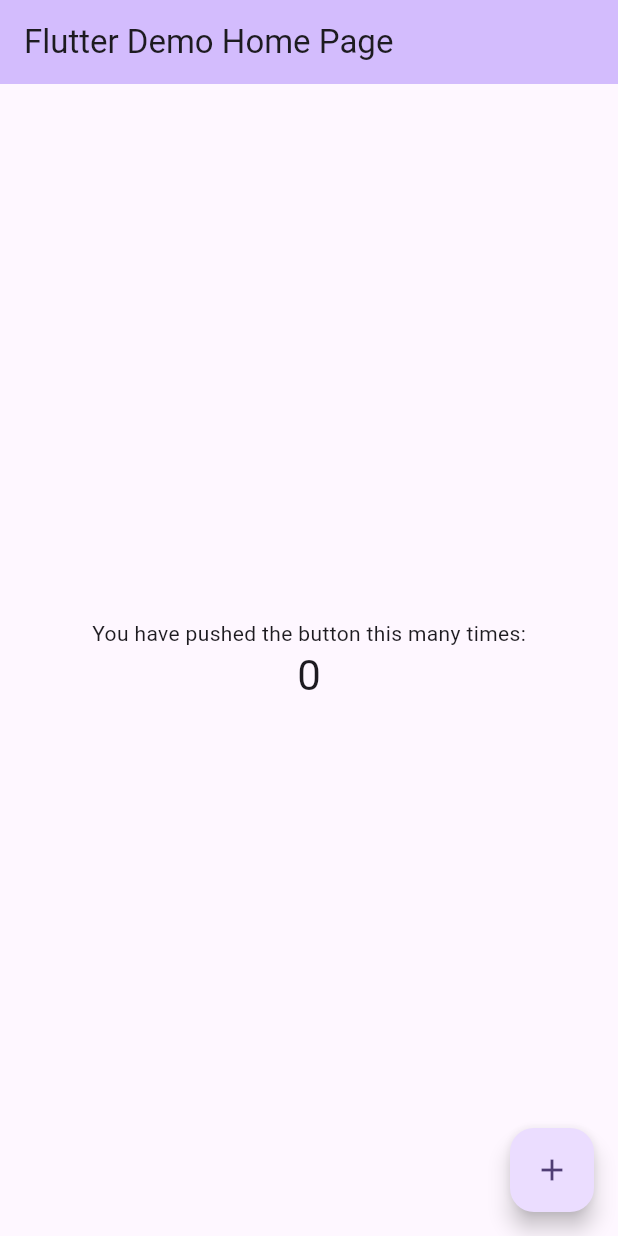
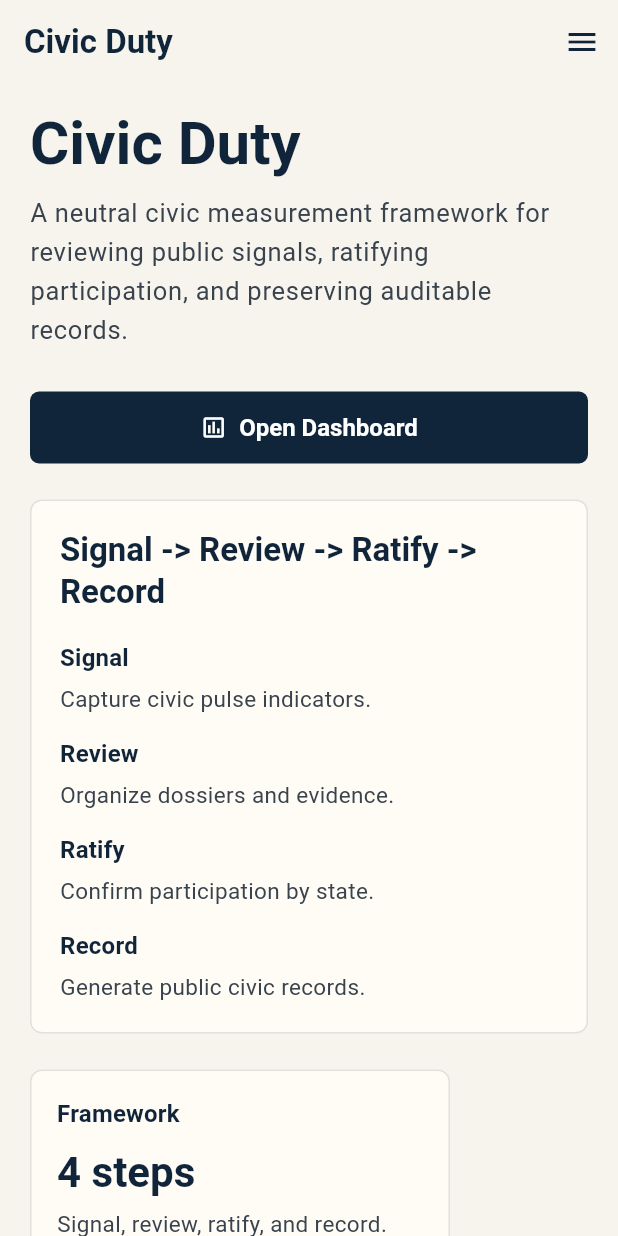
Before and after one commit to ambercodes/civic-duty, a Flutter app: the screen it shows after launch, on a phone screen of 412 x 824 dp. Run offline on Flutter 3.47's test engine with Material 3 defaults, Android fonts, the phone set to English and light mode, and no system bars; Roboto replaces fonts that are missing (Georgia).

Commit message:
Add initial README and project overview updated and removed stock flutter files - - phase 1

```diff
--- /dev/null
+++ b/lib/app.dart
@@ -0,0 +1,19 @@
+import 'package:flutter/material.dart';
+
+import 'routes/app_routes.dart';
+import 'theme/app_theme.dart';
+
+class CivicDutyApp extends StatelessWidget {
+  const CivicDutyApp({super.key});
+
+  @override
+  Widget build(BuildContext context) {
+    return MaterialApp(
+      title: 'Civic Duty',
+      debugShowCheckedModeBanner: false,
+      theme: AppTheme.light,
+      initialRoute: AppRoutes.landing,
+      routes: AppRoutes.routes,
+    );
+  }
+}
--- a/lib/main.dart
+++ b/lib/main.dart
@@ -1,122 +1,7 @@
 import 'package:flutter/material.dart';
 
+import 'app.dart';
+
 void main() {
-  runApp(const MyApp());
+  runApp(const CivicDutyApp());
 }
-
-class MyApp extends StatelessWidget {
-  const MyApp({super.key});
-
-  // This widget is the root of your application.
-  @override
-  Widget build(BuildContext context) {
-    return MaterialApp(
-      title: 'Flutter Demo',
-      theme: ThemeData(
-        // This is the theme of your application.
-        //
-        // TRY THIS: Try running your application with "flutter run". You'll see
-        // the application has a purple toolbar. Then, without quitting the app,
-        // try changing the seedColor in the colorScheme below to Colors.green
-        // and then invoke "hot reload" (save your changes or press the "hot
-        // reload" button in a Flutter-supported IDE, or press "r" if you used
-        // the command line to start the app).
-        //
-        // Notice that the counter didn't reset back to zero; the application
-        // state is not lost during the reload. To reset the state, use hot
-        // restart instead.
-        //
-        // This works for code too, not just values: Most code changes can be
-        // tested with just a hot reload.
-        colorScheme: .fromSeed(seedColor: Colors.deepPurple),
-      ),
-      home: const MyHomePage(title: 'Flutter Demo Home Page'),
-    );
-  }
-}
-
-class MyHomePage extends StatefulWidget {
-  const MyHomePage({super.key, required this.title});
-
-  // This widget is the home page of your application. It is stateful, meaning
-  // that it has a State object (defined below) that contains fields that affect
-  // how it looks.
-
-  // This class is the configuration for the state. It holds the values (in this
-  // case the title) provided by the parent (in this case the App widget) and
-  // used by the build method of the State. Fields in a Widget subclass are
-  // always marked "final".
-
-  final String title;
-
-  @override
-  State<MyHomePage> createState() => _MyHomePageState();
-}
-
-class _MyHomePageState extends State<MyHomePage> {
-  int _counter = 0;
-
-  void _incrementCounter() {
-    setState(() {
-      // This call to setState tells the Flutter framework that something has
-      // changed in this State, which causes it to rerun the build method below
-      // so that the display can reflect the updated values. If we changed
-      // _counter without calling setState(), then the build method would not be
-      // called again, and so nothing would appear to happen.
-      _counter++;
-    });
-  }
-
-  @override
-  Widget build(BuildContext context) {
-    // This method is rerun every time setState is called, for instance as done
-    // by the _incrementCounter method above.
-    //
-    // The Flutter framework has been optimized to make rerunning build methods
-    // fast, so that you can just rebuild anything that needs updating rather
-    // than having to individually change instances of widgets.
-    return Scaffold(
-      appBar: AppBar(
-        // TRY THIS: Try changing the color here to a specific color (to
-        // Colors.amber, perhaps?) and trigger a hot reload to see the AppBar
-        // change color while the other colors stay the same.
-        backgroundColor: Theme.of(context).colorScheme.inversePrimary,
-        // Here we take the value from the MyHomePage object that was created by
-        // the App.build method, and use it to set our appbar title.
-        title: Text(widget.title),
-      ),
-      body: Center(
-        // Center is a layout widget. It takes a single child and positions it
-        // in the middle of the parent.
-        child: Column(
-          // Column is also a layout widget. It takes a list of children and
-          // arranges them vertically. By default, it sizes itself to fit its
-          // children horizontally, and tries to be as tall as its parent.
-          //
-          // Column has various properties to control how it sizes itself and
-          // how it positions its children. Here we use mainAxisAlignment to
-          // center the children vertically; the main axis here is the vertical
-          // axis because Columns are vertical (the cross axis would be
-          // horizontal).
-          //
-          // TRY THIS: Invoke "debug painting" (choose the "Toggle Debug Paint"
-          // action in the IDE, or press "p" in the console), to see the
-          // wireframe for each widget.
-          mainAxisAlignment: .center,
-          children: [
-            const Text('You have pushed the button this many times:'),
-            Text(
-              '$_counter',
-              style: Theme.of(context).textTheme.headlineMedium,
-            ),
-          ],
-        ),
-      ),
-      floatingActionButton: FloatingActionButton(
-        onPressed: _incrementCounter,
-        tooltip: 'Increment',
-        child: const Icon(Icons.add),
-      ),
-    );
-  }
-}
--- /dev/null
+++ b/lib/routes/app_routes.dart
@@ -0,0 +1,27 @@
+import 'package:flutter/material.dart';
+
+import '../screens/dashboard_screen.dart';
+import '../screens/dossier_screen.dart';
+import '../screens/landing_screen.dart';
+import '../screens/ratification_screen.dart';
+import '../screens/record_screen.dart';
+
+class AppRoutes {
+  const AppRoutes._();
+
+  static const landing = '/';
+  static const dashboard = '/dashboard';
+  static const dossier = '/dossier';
+  static const ratify = '/ratify';
+  static const record = '/record';
+
+  static Map<String, WidgetBuilder> get routes {
+    return {
+      landing: (_) => const LandingScreen(),
+      dashboard: (_) => const DashboardScreen(),
+      dossier: (_) => const DossierScreen(),
+      ratify: (_) => const RatificationScreen(),
+      record: (_) => const RecordScreen(),
+    };
+  }
+}
--- /dev/null
+++ b/lib/screens/dashboard_screen.dart
@@ -0,0 +1,48 @@
+import 'package:flutter/material.dart';
+
+import '../routes/app_routes.dart';
+import '../widgets/civic_layout.dart';
+import '../widgets/metric_card.dart';
+import '../widgets/primary_button.dart';
+
+class DashboardScreen extends StatelessWidget {
+  const DashboardScreen({super.key});
+
+  @override
+  Widget build(BuildContext context) {
+    return CivicLayout(
+      title: 'Dashboard',
+      subtitle:
+          'A placeholder civic pulse view for future state-level metrics.',
+      child: Column(
+        crossAxisAlignment: CrossAxisAlignment.stretch,
+        children: [
+          const Wrap(
+            spacing: 12,
+            runSpacing: 12,
+            children: [
+              SizedBox(
+                width: 260,
+                child: MetricCard(label: 'Signals', value: 'Pending'),
+              ),
+              SizedBox(
+                width: 260,
+                child: MetricCard(label: 'States', value: 'Pending'),
+              ),
+              SizedBox(
+                width: 260,
+                child: MetricCard(label: 'Records', value: 'Pending'),
+              ),
+            ],
+          ),
+          const SizedBox(height: 24),
+          PrimaryButton(
+            label: 'Review Dossier',
+            icon: Icons.description_outlined,
+            onPressed: () => Navigator.of(context).pushNamed(AppRoutes.dossier),
+          ),
+        ],
+      ),
+    );
+  }
+}
--- /dev/null
+++ b/lib/screens/dossier_screen.dart
@@ -0,0 +1,36 @@
+import 'package:flutter/material.dart';
+
+import '../routes/app_routes.dart';
+import '../widgets/civic_layout.dart';
+import '../widgets/primary_button.dart';
+
+class DossierScreen extends StatelessWidget {
+  const DossierScreen({super.key});
+
+  @override
+  Widget build(BuildContext context) {
+    final textTheme = Theme.of(context).textTheme;
+
+    return CivicLayout(
+      title: 'Dossier',
+      subtitle:
+          'A structured placeholder for evidence, methodology, and review notes.',
+      child: CivicPanel(
+        children: [
+          Text('Evidence Index', style: textTheme.titleLarge),
+          const SizedBox(height: 10),
+          Text(
+            'Future dossiers will organize source material, participation rules, and review status without coupling the UI to a backend provider.',
+            style: textTheme.bodyMedium,
+          ),
+          const SizedBox(height: 20),
+          PrimaryButton(
+            label: 'Continue to Ratification',
+            icon: Icons.how_to_vote_outlined,
+            onPressed: () => Navigator.of(context).pushNamed(AppRoutes.ratify),
+          ),
+        ],
+      ),
+    );
+  }
+}
--- /dev/null
+++ b/lib/screens/landing_screen.dart
@@ -0,0 +1,87 @@
+import 'package:flutter/material.dart';
+
+import '../routes/app_routes.dart';
+import '../widgets/civic_layout.dart';
+import '../widgets/metric_card.dart';
+import '../widgets/primary_button.dart';
+
+class LandingScreen extends StatelessWidget {
+  const LandingScreen({super.key});
+
+  @override
+  Widget build(BuildContext context) {
+    return CivicLayout(
+      title: 'Civic Duty',
+      subtitle:
+          'A neutral civic measurement framework for reviewing public signals, ratifying participation, and preserving auditable records.',
+      child: Column(
+        crossAxisAlignment: CrossAxisAlignment.stretch,
+        children: [
+          PrimaryButton(
+            label: 'Open Dashboard',
+            icon: Icons.assessment_outlined,
+            onPressed: () =>
+                Navigator.of(context).pushNamed(AppRoutes.dashboard),
+          ),
+          const SizedBox(height: 24),
+          const _ProcessOverview(),
+          const SizedBox(height: 24),
+          const Wrap(
+            spacing: 12,
+            runSpacing: 12,
+            children: [
+              SizedBox(
+                width: 280,
+                child: MetricCard(
+                  label: 'Framework',
+                  value: '4 steps',
+                  description: 'Signal, review, ratify, and record.',
+                ),
+              ),
+              SizedBox(
+                width: 280,
+                child: MetricCard(
+                  label: 'Posture',
+                  value: 'Neutral',
+                  description: 'Measures participation without persuasion.',
+                ),
+              ),
+            ],
+          ),
+        ],
+      ),
+    );
+  }
+}
+
+class _ProcessOverview extends StatelessWidget {
+  const _ProcessOverview();
+
+  static const steps = [
+    ('Signal', 'Capture civic pulse indicators.'),
+    ('Review', 'Organize dossiers and evidence.'),
+    ('Ratify', 'Confirm participation by state.'),
+    ('Record', 'Generate public civic records.'),
+  ];
+
+  @override
+  Widget build(BuildContext context) {
+    final textTheme = Theme.of(context).textTheme;
+
+    return CivicPanel(
+      children: [
+        Text(
+          'Signal -> Review -> Ratify -> Record',
+          style: textTheme.titleLarge,
+        ),
+        const SizedBox(height: 18),
+        for (final step in steps) ...[
+          Text(step.$1, style: textTheme.titleMedium),
+          const SizedBox(height: 4),
+          Text(step.$2, style: textTheme.bodyMedium),
+          if (step != steps.last) const SizedBox(height: 14),
+        ],
+      ],
+    );
+  }
+}
--- /dev/null
+++ b/lib/screens/ratification_screen.dart
@@ -0,0 +1,36 @@
+import 'package:flutter/material.dart';
+
+import '../routes/app_routes.dart';
+import '../widgets/civic_layout.dart';
+import '../widgets/primary_button.dart';
+
+class RatificationScreen extends StatelessWidget {
+  const RatificationScreen({super.key});
+
+  @override
+  Widget build(BuildContext context) {
+    final textTheme = Theme.of(context).textTheme;
+
+    return CivicLayout(
+      title: 'Ratification',
+      subtitle:
+          'A placeholder flow for confirming read status and civic participation.',
+      child: CivicPanel(
+        children: [
+          Text('Ratification Status', style: textTheme.titleLarge),
+          const SizedBox(height: 10),
+          Text(
+            'This phase will later collect typed confirmations and state-calibrated participation outcomes.',
+            style: textTheme.bodyMedium,
+          ),
+          const SizedBox(height: 20),
+          PrimaryButton(
+            label: 'View Record',
+            icon: Icons.fact_check_outlined,
+            onPressed: () => Navigator.of(context).pushNamed(AppRoutes.record),
+          ),
+        ],
+      ),
+    );
+  }
+}
--- /dev/null
+++ b/lib/screens/record_screen.dart
@@ -0,0 +1,35 @@
+import 'package:flutter/material.dart';
+
+import '../routes/app_routes.dart';
+import '../widgets/civic_layout.dart';
+import '../widgets/primary_button.dart';
+
+class RecordScreen extends StatelessWidget {
+  const RecordScreen({super.key});
+
+  @override
+  Widget build(BuildContext context) {
+    final textTheme = Theme.of(context).textTheme;
+
+    return CivicLayout(
+      title: 'Public Record',
+      subtitle: 'A placeholder for auditable civic ratification records.',
+      child: CivicPanel(
+        children: [
+          Text('Record Components', style: textTheme.titleLarge),
+          const SizedBox(height: 10),
+          Text(
+            'Records will include version, timestamp, methodology, participation counts, state breakdown, evidence index, and ratification outcome.',
+            style: textTheme.bodyMedium,
+          ),
+          const SizedBox(height: 20),
+          PrimaryButton(
+            label: 'Return Home',
+            icon: Icons.home_outlined,
+            onPressed: () => Navigator.of(context).pushNamed(AppRoutes.landing),
+          ),
+        ],
+      ),
+    );
+  }
+}
--- /dev/null
+++ b/lib/theme/app_theme.dart
@@ -0,0 +1,99 @@
+import 'package:flutter/material.dart';
+
+class AppTheme {
+  const AppTheme._();
+
+  static const Color offWhite = Color(0xFFF7F4EE);
+  static const Color slate = Color(0xFF39434D);
+  static const Color deepNavy = Color(0xFF10243A);
+  static const Color mutedBronze = Color(0xFF9A7A3D);
+  static const Color softGray = Color(0xFFE2E0DA);
+  static const Color paper = Color(0xFFFFFCF6);
+
+  static ThemeData get light {
+    const colorScheme = ColorScheme(
+      brightness: Brightness.light,
+      primary: deepNavy,
+      onPrimary: Colors.white,
+      secondary: mutedBronze,
+      onSecondary: Colors.white,
+      error: Color(0xFF8A3A32),
+      onError: Colors.white,
+      surface: paper,
+      onSurface: slate,
+    );
+
+    final base = ThemeData(
+      useMaterial3: true,
+      colorScheme: colorScheme,
+      scaffoldBackgroundColor: offWhite,
+      fontFamily: 'Arial',
+    );
+
+    return base.copyWith(
+      appBarTheme: const AppBarTheme(
+        backgroundColor: offWhite,
+        foregroundColor: deepNavy,
+        centerTitle: false,
+        elevation: 0,
+      ),
+      cardTheme: CardThemeData(
+        color: paper,
+        elevation: 0,
+        margin: EdgeInsets.zero,
+        shape: RoundedRectangleBorder(
+          borderRadius: BorderRadius.circular(8),
+          side: const BorderSide(color: softGray),
+        ),
+      ),
+      filledButtonTheme: FilledButtonThemeData(
+        style: FilledButton.styleFrom(
+          backgroundColor: deepNavy,
+          foregroundColor: Colors.white,
+          minimumSize: const Size.fromHeight(48),
+          padding: const EdgeInsets.symmetric(horizontal: 20, vertical: 14),
+          shape: RoundedRectangleBorder(borderRadius: BorderRadius.circular(6)),
+          textStyle: const TextStyle(fontSize: 16, fontWeight: FontWeight.w700),
+        ),
+      ),
+      outlinedButtonTheme: OutlinedButtonThemeData(
+        style: OutlinedButton.styleFrom(
+          foregroundColor: deepNavy,
+          minimumSize: const Size.fromHeight(48),
+          side: const BorderSide(color: softGray),
+          shape: RoundedRectangleBorder(borderRadius: BorderRadius.circular(6)),
+        ),
+      ),
+      textTheme: base.textTheme.copyWith(
+        displaySmall: const TextStyle(
+          color: deepNavy,
+          fontFamily: 'Georgia',
+          fontSize: 40,
+          fontWeight: FontWeight.w700,
+          height: 1.08,
+        ),
+        headlineMedium: const TextStyle(
+          color: deepNavy,
+          fontFamily: 'Georgia',
+          fontSize: 28,
+          fontWeight: FontWeight.w700,
+          height: 1.16,
+        ),
+        titleLarge: const TextStyle(
+          color: deepNavy,
+          fontFamily: 'Georgia',
+          fontSize: 22,
+          fontWeight: FontWeight.w700,
+        ),
+        titleMedium: const TextStyle(
+          color: deepNavy,
+          fontSize: 16,
+          fontWeight: FontWeight.w700,
+        ),
+        bodyLarge: const TextStyle(color: slate, fontSize: 17, height: 1.5),
+        bodyMedium: const TextStyle(color: slate, fontSize: 15, height: 1.45),
+        labelLarge: const TextStyle(fontSize: 15, fontWeight: FontWeight.w700),
+      ),
+    );
+  }
+}
--- /dev/null
+++ b/lib/widgets/civic_layout.dart
@@ -0,0 +1,93 @@
+import 'package:flutter/material.dart';
+
+import '../routes/app_routes.dart';
+import '../theme/app_theme.dart';
+
+class CivicLayout extends StatelessWidget {
+  const CivicLayout({
+    super.key,
+    required this.title,
+    required this.child,
+    this.subtitle,
+  });
+
+  final String title;
+  final String? subtitle;
+  final Widget child;
+
+  @override
+  Widget build(BuildContext context) {
+    final textTheme = Theme.of(context).textTheme;
+
+    return Scaffold(
+      appBar: AppBar(
+        title: const Text('Civic Duty'),
+        actions: [_RouteMenuButton()],
+      ),
+      body: SafeArea(
+        child: SingleChildScrollView(
+          padding: const EdgeInsets.fromLTRB(20, 18, 20, 32),
+          child: Center(
+            child: ConstrainedBox(
+              constraints: const BoxConstraints(maxWidth: 920),
+              child: Column(
+                crossAxisAlignment: CrossAxisAlignment.start,
+                children: [
+                  Text(title, style: textTheme.displaySmall),
+                  if (subtitle != null) ...[
+                    const SizedBox(height: 12),
+                    Text(subtitle!, style: textTheme.bodyLarge),
+                  ],
+                  const SizedBox(height: 28),
+                  child,
+                ],
+              ),
+            ),
+          ),
+        ),
+      ),
+    );
+  }
+}
+
+class _RouteMenuButton extends StatelessWidget {
+  @override
+  Widget build(BuildContext context) {
+    return PopupMenuButton<String>(
+      tooltip: 'Navigate',
+      icon: const Icon(Icons.menu),
+      onSelected: (route) => Navigator.of(context).pushNamed(route),
+      itemBuilder: (context) => const [
+        PopupMenuItem(value: AppRoutes.landing, child: Text('Landing')),
+        PopupMenuItem(value: AppRoutes.dashboard, child: Text('Dashboard')),
+        PopupMenuItem(value: AppRoutes.dossier, child: Text('Dossier')),
+        PopupMenuItem(value: AppRoutes.ratify, child: Text('Ratify')),
+        PopupMenuItem(value: AppRoutes.record, child: Text('Record')),
+      ],
+    );
+  }
+}
+
+class CivicPanel extends StatelessWidget {
+  const CivicPanel({super.key, required this.children});
+
+  final List<Widget> children;
+
+  @override
+  Widget build(BuildContext context) {
+    return DecoratedBox(
+      decoration: BoxDecoration(
+        color: AppTheme.paper,
+        border: Border.all(color: AppTheme.softGray),
+        borderRadius: BorderRadius.circular(8),
+      ),
+      child: Padding(
+        padding: const EdgeInsets.all(20),
+        child: Column(
+          crossAxisAlignment: CrossAxisAlignment.start,
+          children: children,
+        ),
+      ),
+    );
+  }
+}
--- /dev/null
+++ b/lib/widgets/metric_card.dart
@@ -0,0 +1,38 @@
+import 'package:flutter/material.dart';
+
+class MetricCard extends StatelessWidget {
+  const MetricCard({
+    super.key,
+    required this.label,
+    required this.value,
+    this.description,
+  });
+
+  final String label;
+  final String value;
+  final String? description;
+
+  @override
+  Widget build(BuildContext context) {
+    final textTheme = Theme.of(context).textTheme;
+
+    return Card(
+      child: Padding(
+        padding: const EdgeInsets.all(18),
+        child: Column(
+          crossAxisAlignment: CrossAxisAlignment.start,
+          mainAxisSize: MainAxisSize.min,
+          children: [
+            Text(label, style: textTheme.titleMedium),
+            const SizedBox(height: 10),
+            Text(value, style: textTheme.headlineMedium),
+            if (description != null) ...[
+              const SizedBox(height: 8),
+              Text(description!, style: textTheme.bodyMedium),
+            ],
+          ],
+        ),
+      ),
+    );
+  }
+}
--- /dev/null
+++ b/lib/widgets/primary_button.dart
@@ -0,0 +1,27 @@
+import 'package:flutter/material.dart';
+
+class PrimaryButton extends StatelessWidget {
+  const PrimaryButton({
+    super.key,
+    required this.label,
+    required this.onPressed,
+    this.icon,
+  });
+
+  final String label;
+  final VoidCallback? onPressed;
+  final IconData? icon;
+
+  @override
+  Widget build(BuildContext context) {
+    if (icon == null) {
+      return FilledButton(onPressed: onPressed, child: Text(label));
+    }
+
+    return FilledButton.icon(
+      onPressed: onPressed,
+      icon: Icon(icon, size: 18),
+      label: Text(label),
+    );
+  }
+}
--- a/pubspec.yaml
+++ b/pubspec.yaml
@@ -1,5 +1,5 @@
 name: civic_duty
-description: "A new Flutter project."
+description: "A civic measurement framework application."
 # The following line prevents the package from being accidentally published to
 # pub.dev using `flutter pub publish`. This is preferred for private packages.
 publish_to: 'none' # Remove this line if you wish to publish to pub.dev
```
Also changed, not shown: 7 other files.
